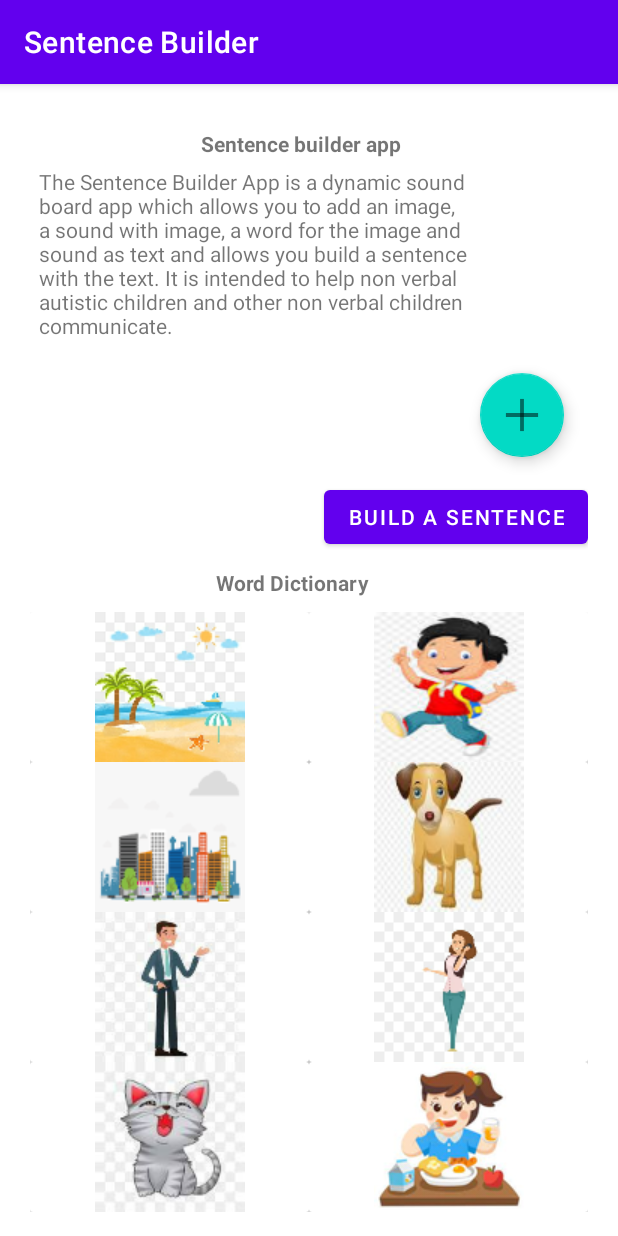
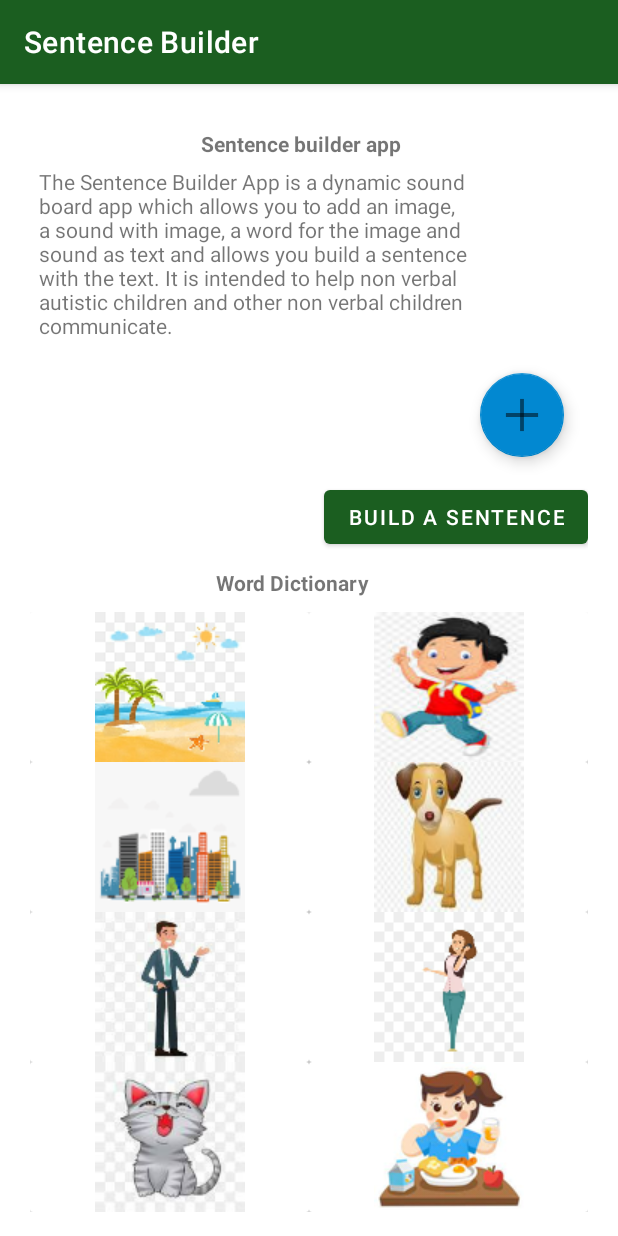
Before and after one commit to dylanrychlik/Sentence_Builder, an Android app: the screen it shows after launch (MainActivity), on a phone screen of 412 x 824 dp. Run offline under Robolectric (Android 15) with nearby library versions, the phone set to English and light mode, and no system bars.

Commit message:
Final commit

```diff
--- a/app/src/main/res/values/colors.xml
+++ b/app/src/main/res/values/colors.xml
@@ -7,4 +7,11 @@
     <color name="teal_700">#FF018786</color>
     <color name="black">#FF000000</color>
     <color name="white">#FFFFFFFF</color>
+
+    <color name="green">#1B5E20</color>
+    <color name="green_dark">#003300</color>
+    <color name="green_light">#A5D6A7</color>
+    <color name="blue">#0288D1</color>
+    <color name="blue_dark">#005B9F</color>
+    <color name="blue_light">#81D4FA</color>
 </resources>
--- a/app/src/main/res/values/themes.xml
+++ b/app/src/main/res/values/themes.xml
@@ -4,12 +4,12 @@
     <!-- Base application theme. -->
     <style name="Theme.Sentence_builder_app" parent="Theme.MaterialComponents.DayNight.DarkActionBar">
         <!-- Primary brand color. -->
-        <item name="colorPrimary">@color/purple_500</item>
-        <item name="colorPrimaryVariant">@color/purple_700</item>
+        <item name="colorPrimary">@color/green</item>
+        <item name="colorPrimaryVariant">@color/green_dark</item>
         <item name="colorOnPrimary">@color/white</item>
         <!-- Secondary brand color. -->
-        <item name="colorSecondary">@color/teal_200</item>
-        <item name="colorSecondaryVariant">@color/teal_700</item>
+        <item name="colorSecondary">@color/blue</item>
+        <item name="colorSecondaryVariant">@color/blue_dark</item>
         <item name="colorOnSecondary">@color/black</item>
         <!-- Status bar color. -->
         <item name="android:statusBarColor" tools:targetApi="l">?attr/colorPrimaryVariant</item>
```
